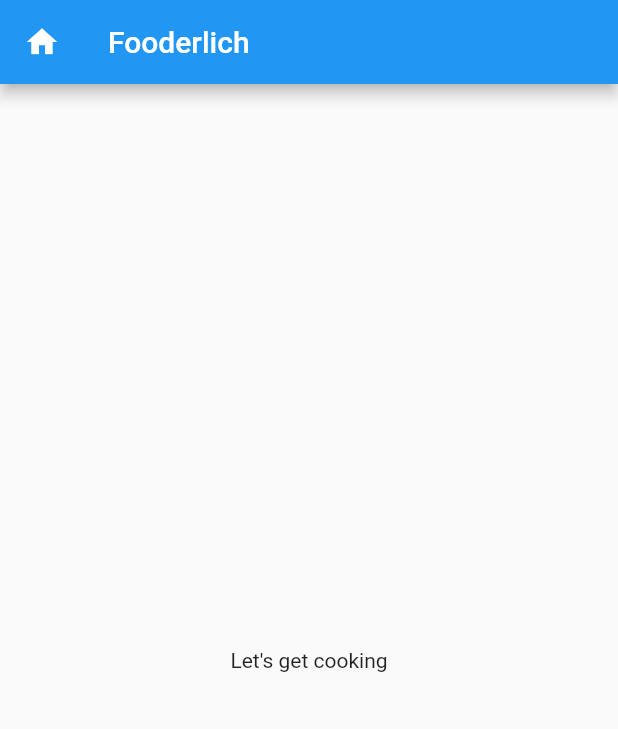
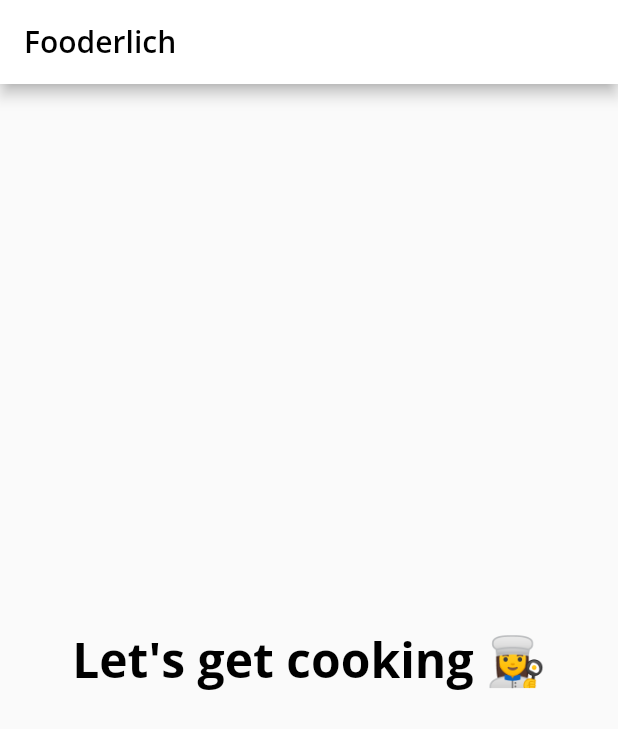
Before and after one commit to Njuguna-JohnBrian/Flutter-Foodelich-App, a Flutter app: the screen it shows after launch, on a phone screen of 412 x 824 dp. Shown: the top 729 px of the screen. Run offline on Flutter 3.47's test engine with Material 2 defaults, Android fonts, the phone set to English and light mode, and no system bars; our stand-ins replace google_fonts.

Commit message:
Create instance of home widget

```diff
--- a/lib/main.dart
+++ b/lib/main.dart
@@ -1,4 +1,6 @@
 import 'package:flutter/material.dart';
+import 'fooderlich_theme.dart';
+import 'home.dart';
 
 void main() {
   // 1
@@ -11,25 +13,15 @@ class Fooderlich extends StatelessWidget {
 
   @override
   Widget build(BuildContext context) {
-    // TODO:CREATE THEME
+    final theme = FooderlichTheme.light();
     // TODO:APPLY HOME WIDGET
 
     return MaterialApp(
-      // TODO:ADD THEME
       debugShowCheckedModeBanner: false,
+      // 3
+      theme: theme,
       title: 'Fooderlich',
-      // 4
-      home: Scaffold(
-        appBar: AppBar(
-          // TODO:Style the title
-          title: const Text('Fooderlich'),
-          leading: Icon(Icons.home),
-        ),
-        // TODO:Style the body text
-        body: const Center(
-          child: Text("Let's get cooking"),
-        ),
-      ),
+      home: Home(),
     );
   }
 }
```
